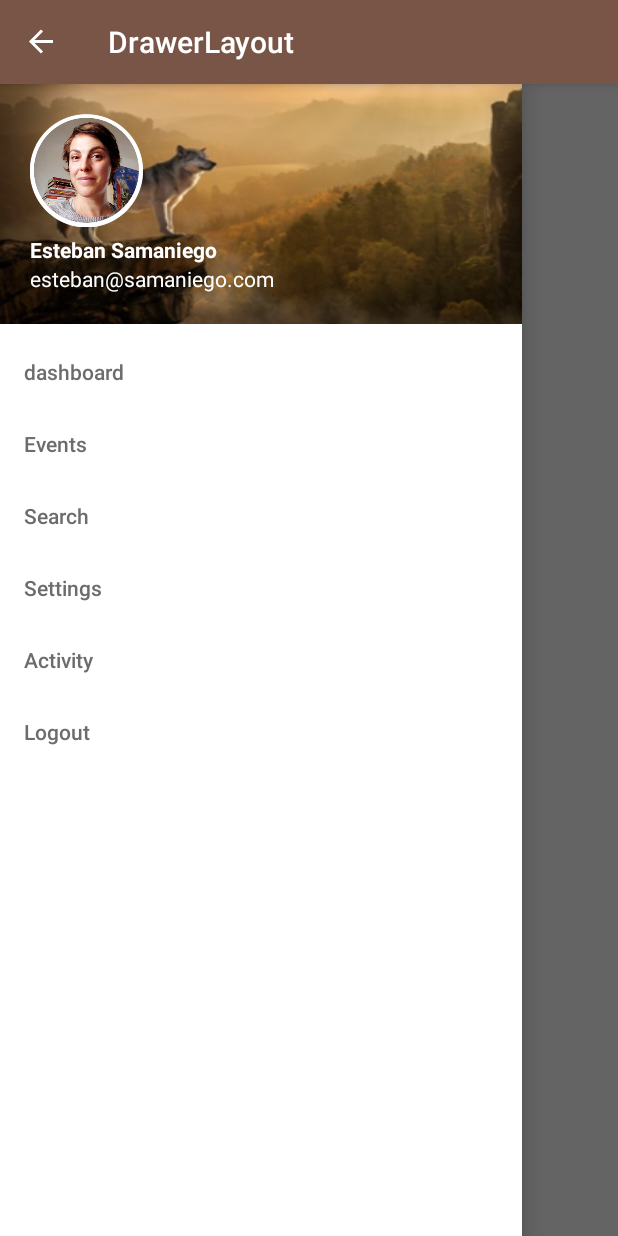
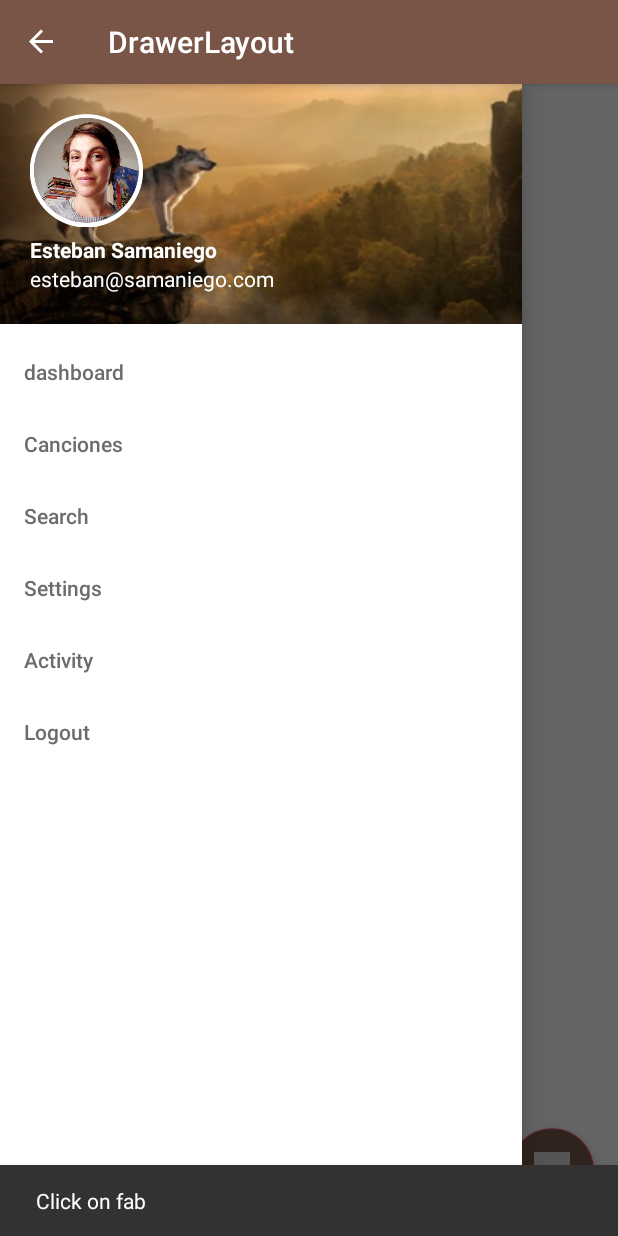
Before and after one commit to EstebanSamaniego/Judapp, an Android app: the fragment ListaCanciones placed in its activity, after a tap on "Open", on a phone screen of 412 x 824 dp. Run offline under Robolectric (Android 15) with nearby library versions, the phone set to English and light mode, and no system bars; 1 other tap on this screen came first.

Commit message:
Se agrega FAB a ListaCanciones

```diff
--- a/app/src/main/java/com/example/a0esifsam/drawerlayout/Events.java
+++ b/app/src/main/java/com/example/a0esifsam/drawerlayout/ListaCanciones.java
@@ -4,34 +4,30 @@ import android.content.Context;
 import android.content.Intent;
 import android.net.Uri;
 import android.os.Bundle;
+import android.support.design.widget.FloatingActionButton;
+import android.support.design.widget.Snackbar;
 import android.support.v4.app.Fragment;
-import android.support.v4.app.ListFragment;
-import android.util.Log;
 import android.view.LayoutInflater;
 import android.view.View;
 import android.view.ViewGroup;
 import android.widget.AdapterView;
 import android.widget.ArrayAdapter;
-import android.widget.ListAdapter;
 import android.widget.ListView;
-import android.widget.SimpleAdapter;
-import android.widget.TextView;
 
 import com.example.a0esifsam.drawerlayout.model.DbHandler;
 
 import java.util.ArrayList;
-import java.util.HashMap;
 
 
 /**
  * A simple {@link Fragment} subclass.
  * Activities that contain this fragment must implement the
- * {@link Events.OnFragmentInteractionListener} interface
+ * {@link ListaCanciones.OnFragmentInteractionListener} interface
  * to handle interaction events.
- * Use the {@link Events#newInstance} factory method to
+ * Use the {@link ListaCanciones#newInstance} factory method to
  * create an instance of this fragment.
  */
-public class Events extends Fragment {
+public class ListaCanciones extends Fragment {
     // TODO: Rename parameter arguments, choose names that match
     // the fragment initialization parameters, e.g. ARG_ITEM_NUMBER
     private static final String ARG_PARAM1 = "param1";
@@ -43,7 +39,7 @@ public class Events extends Fragment {
 
     private OnFragmentInteractionListener mListener;
 
-    public Events() {
+    public ListaCanciones() {
         // Required empty public constructor
     }
 
@@ -53,11 +49,11 @@ public class Events extends Fragment {
      *
      * @param param1 Parameter 1.
      * @param param2 Parameter 2.
-     * @return A new instance of fragment Events.
+     * @return A new instance of fragment ListaCanciones.
      */
     // TODO: Rename and change types and number of parameters
-    public static Events newInstance(String param1, String param2) {
-        Events fragment = new Events();
+    public static ListaCanciones newInstance(String param1, String param2) {
+        ListaCanciones fragment = new ListaCanciones();
         Bundle args = new Bundle();
         args.putString(ARG_PARAM1, param1);
         args.putString(ARG_PARAM2, param2);
@@ -78,12 +74,19 @@ public class Events extends Fragment {
     @Override
     public View onCreateView(LayoutInflater inflater, ViewGroup container,
                              Bundle savedInstanceState) {
-        View view = inflater.inflate(R.layout.fragment_events, container, false);
+        View view = inflater.inflate(R.layout.fragment_lista_canciones, container, false);
 
         DbHandler dbHandler = new DbHandler(getActivity());
         ArrayList<String> listaCanciones = dbHandler.getCanciones();
 
-
+        FloatingActionButton fab = (FloatingActionButton) view.findViewById(R.id.fab);
+        fab.setOnClickListener(new View.OnClickListener() {
+            @Override
+            public void onClick(View view) {
+                Snackbar.make(view, "Click on fab", Snackbar.LENGTH_LONG)
+                        .setAction("Action", null).show();
+            }
+        });
 
         ArrayAdapter<String> adapter = new ArrayAdapter<String>(
                 getContext(),
--- a/app/src/main/java/com/example/a0esifsam/drawerlayout/MainActivity.java
+++ b/app/src/main/java/com/example/a0esifsam/drawerlayout/MainActivity.java
@@ -11,15 +11,10 @@ import android.support.v7.app.AppCompatActivity;
 import android.os.Bundle;
 import android.view.MenuItem;
 
-import com.example.a0esifsam.drawerlayout.model.DbHandler;
-
-import java.util.ArrayList;
-import java.util.HashMap;
-
 public class MainActivity extends AppCompatActivity
             implements  Activity.OnFragmentInteractionListener,
                         Dashboard.OnFragmentInteractionListener,
-                        Events.OnFragmentInteractionListener,
+                        ListaCanciones.OnFragmentInteractionListener,
                         Logout.OnFragmentInteractionListener,
                         Search.OnFragmentInteractionListener,
                         Settings.OnFragmentInteractionListener{
@@ -53,7 +48,7 @@ public class MainActivity extends AppCompatActivity
                 fragmentClass = Dashboard.class;
                 break;
             case R.id.event:
-                fragmentClass = Events.class;
+                fragmentClass = ListaCanciones.class;
                 break;
             case R.id.search:
                 fragmentClass = Search.class;
--- a/app/src/main/res/menu/drawermenu.xml
+++ b/app/src/main/res/menu/drawermenu.xml
@@ -1,7 +1,7 @@
 <?xml version="1.0" encoding="utf-8"?>
 <menu xmlns:android="http://schemas.android.com/apk/res/android">
     <item android:id="@+id/db" android:title="dashboard"/>
-    <item android:id="@+id/event" android:title="Events"/>
+    <item android:id="@+id/event" android:title="Canciones"/>
     <item android:id="@+id/search" android:title="Search"/>
     <item android:id="@+id/settings" android:title="Settings"/>
     <item android:id="@+id/activity" android:title="Activity"/>
```
Also changed, not shown: app/src/main/res/layout/fragment_lista_canciones.xml (renamed from app/src/main/res/layout/fragment_events.xml, +10 -1 lines).
